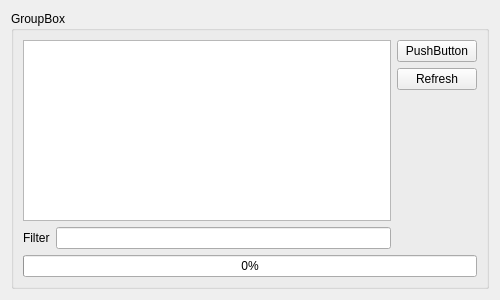
The window that gui/volumeswidget.ui (pjnr1/LLabVolumeBackupTool) describes before a commit, drawn with Qt 5.
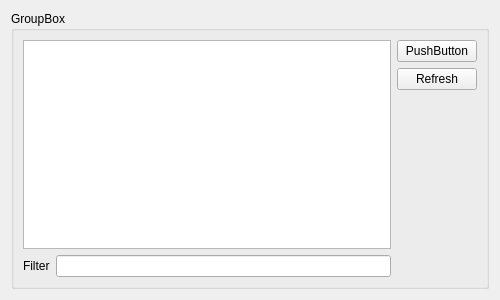
The same window after the commit.

```diff
--- a/gui/volumeswidget.ui
+++ b/gui/volumeswidget.ui
@@ -82,13 +82,6 @@
         </item>
        </layout>
       </item>
-      <item>
-       <widget class="QProgressBar" name="progressBar">
-        <property name="value">
-         <number>0</number>
-        </property>
-       </widget>
-      </item>
      </layout>
     </widget>
    </item>
```
